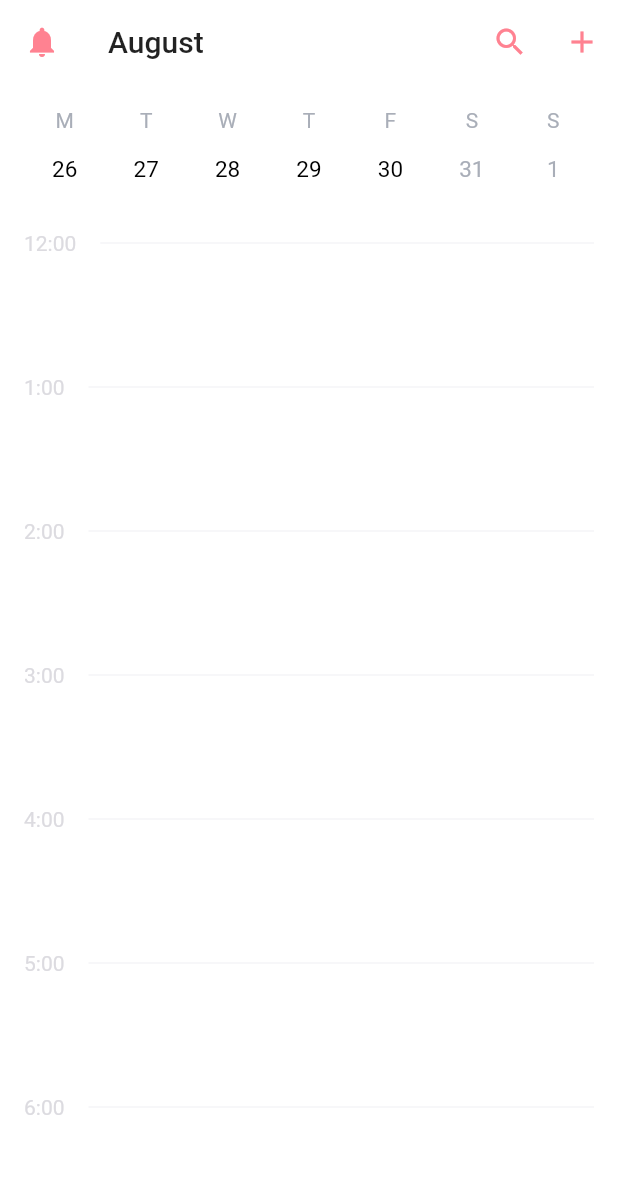
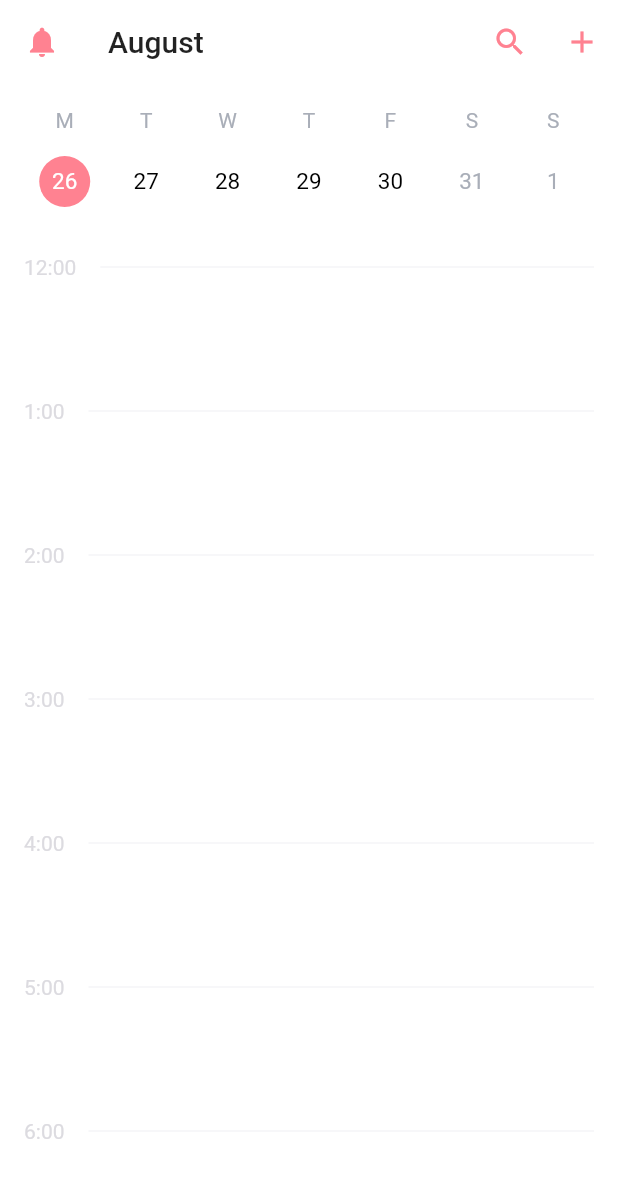
Before and after one commit to jraapps/better_calendar, a Flutter app: the screen it shows after launch, on a phone screen of 412 x 824 dp. Shown: the top 1178 px of the screen. Run offline on Flutter 3.47's test engine with Material 2 defaults, Android fonts, the phone set to English and light mode, and no system bars.

Commit message:
Conver the week widget to Statefulwidget
To show the selected day on the current week.

```diff
--- a/lib/main.dart
+++ b/lib/main.dart
@@ -52,7 +52,8 @@ class MainScreen extends StatelessWidget {
                   padding: const EdgeInsets.symmetric(vertical: 16.0),
                   child: CurrentWeekWidget(),
                 ),
-                Expanded(child: Padding(
+                Expanded(
+                    child: Padding(
                   padding: const EdgeInsets.only(top: 16.0),
                   child: DayViewWidget(),
                 ))
@@ -96,9 +97,49 @@ class WeekShortLabelWidget extends StatelessWidget {
   }
 }
 
-class CurrentWeekWidget extends StatelessWidget {
+class CurrentWeekWidget extends StatefulWidget {
+  @override
+  CurrentWeekWidgetState createState() => CurrentWeekWidgetState();
+}
+
+class CurrentWeekWidgetState extends State<CurrentWeekWidget> {
+  var selectedDayIndex = 0;
+
   List<String> _getDaysOfTheWeek() {
     return ['26', '27', '28', '29', '30', '31', '1'];
+  }
+
+  Widget buildDayWidget(
+      String dayOfTheWeek, Color textColor, int currentIndex) {
+    final isSelected = _getDaysOfTheWeek()[selectedDayIndex] == dayOfTheWeek;
+
+    final decoration = (isSelected)
+        ? BoxDecoration(
+          color: Color(0xFFFF8291),
+          shape: BoxShape.circle,
+          )
+        : null;
+
+    textColor = (isSelected) ? Colors.white : textColor;
+
+    return Expanded(
+      child: GestureDetector(
+        onTap: () {
+          setState(() => selectedDayIndex = currentIndex);
+        },
+        child: Container(
+          decoration: decoration,
+          child: Padding(
+            padding: const EdgeInsets.all(8.0),
+            child: Text(
+              dayOfTheWeek,
+              textAlign: TextAlign.center,
+              style: TextStyle(color: textColor, fontSize: 15),
+            ),
+          ),
+        ),
+      ),
+    );
   }
 
   @override
@@ -107,14 +148,8 @@ class CurrentWeekWidget extends StatelessWidget {
     List<Widget> list = new List<Widget>();
     for (var i = 0; i < daysOfTheWeek.length; i++) {
       final textColor = (i < 5) ? Colors.black : Color(0xFFA9AEB8);
-
-      list.add(Expanded(
-        child: Text(
-          daysOfTheWeek[i],
-          textAlign: TextAlign.center,
-          style: TextStyle(color: textColor, fontSize: 15),
-        ),
-      ));
+      list.add(buildDayWidget(
+          daysOfTheWeek[i], textColor, i));
     }
 
     return Row(children: list);
```
